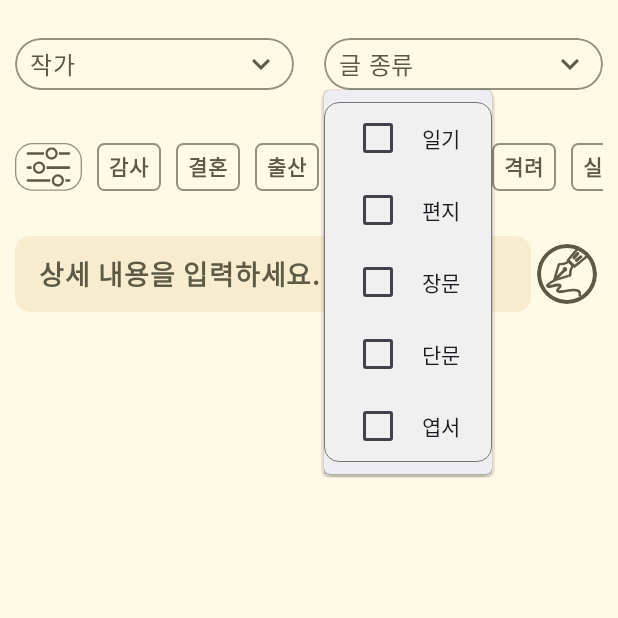
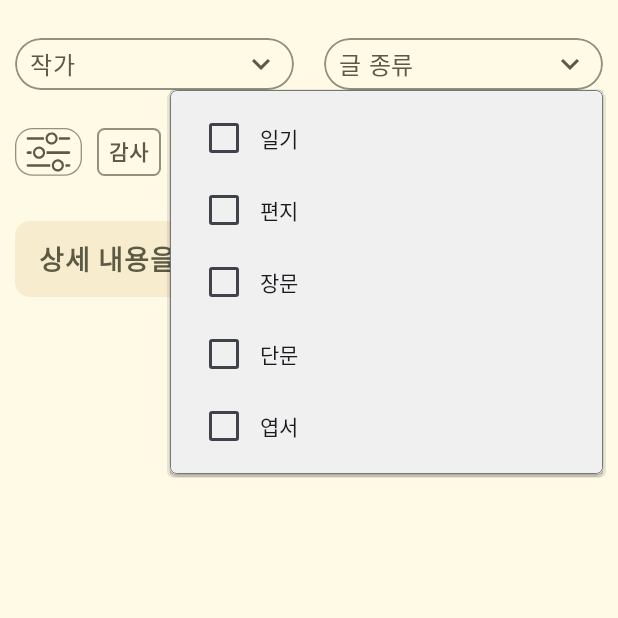
Before and after one commit to YEOGIL/Papyrus, an Android app built with Jetpack Compose: the composable WriteLetterScreen shown on its own in the app's theme, after a tap on "글 종류", on a phone screen of 412 x 824 dp, the top half of it. Run offline under Robolectric (Android 15) with nearby library versions, the phone set to English and light mode, and no system bars; our stand-ins replace Firebase (no records; nobody signed in at launch, a user with empty details on screens opened directly); Roboto replaces fonts that are not available here.

Commit message:
코드 리팩터링

```diff
--- a/app/src/main/java/com/intel/papyrusbaby/flask/OpenAiServer.kt
+++ b/app/src/main/java/com/intel/papyrusbaby/flask/OpenAiServer.kt
@@ -1,7 +1,6 @@
 package com.intel.papyrusbaby.flask
 
 
-import com.intel.papyrusbaby.screen.ThemeType
 import okhttp3.Call
 import okhttp3.Callback
 import okhttp3.MediaType.Companion.toMediaTypeOrNull
--- a/app/src/main/java/com/intel/papyrusbaby/screen/WriteLetterScreen.kt
+++ b/app/src/main/java/com/intel/papyrusbaby/screen/WriteLetterScreen.kt
@@ -17,7 +17,7 @@ import androidx.compose.foundation.layout.fillMaxWidth
 import androidx.compose.foundation.layout.height
 import androidx.compose.foundation.layout.heightIn
 import androidx.compose.foundation.layout.padding
-import androidx.compose.foundation.layout.size
+import androidx.compose.foundation.layout.width
 import androidx.compose.foundation.rememberScrollState
 import androidx.compose.foundation.shape.RoundedCornerShape
 import androidx.compose.foundation.text.BasicTextField
@@ -49,7 +49,6 @@ import androidx.compose.ui.text.font.FontWeight
 import androidx.compose.ui.tooling.preview.Preview
 import androidx.compose.ui.unit.dp
 import androidx.compose.ui.unit.sp
-import androidx.compose.ui.window.PopupProperties
 import androidx.navigation.NavController
 import androidx.navigation.compose.rememberNavController
 import com.intel.papyrusbaby.R
@@ -183,7 +182,7 @@ fun WriteLetterScreen(
             )
         }
 
-        Spacer(modifier = Modifier.size(10.dp))
+        Spacer(modifier = Modifier.width(10.dp))
 
         // 둘째 줄: 테마 아이콘 + 테마 목록
         Row(
@@ -288,13 +287,6 @@ fun WriteLetterScreen(
     }
 }
 
-// 사용자 선택 정보를 담을 data class
-data class UserSelect(
-    val writer: String,
-    val documentType: String,
-    val prompt: String
-)
-
 // 간단한 커스텀 입력 필드
 @Composable
 fun CustomInputField(currentInput: String, onValueChange: (String) -> Unit, modifier: Modifier) {
@@ -365,28 +357,13 @@ fun ExpandableFilter(
         DropdownMenu(
             expanded = expanded,
             onDismissRequest = { expanded = false },
-            modifier = Modifier.background(Color.Transparent)
-//                .padding(horizontal = 40.dp)
-//                .fillMaxWidth()
-//                .clip(
-//                    RoundedCornerShape(
-//                        topStart = 0.dp, topEnd = 0.dp, bottomEnd = 10.dp, bottomStart = 10.dp
-//                    )
-//                )
-//                .border(
-//                    width = 0.5.dp,
-//                    color = Color(0xFF777777),
-//                    shape = RoundedCornerShape(bottomEnd = 10.dp, bottomStart = 10.dp)
-//                )
-        ) {
-
-            Box(
             modifier = Modifier
+                .fillMaxWidth(0.7f)
                 .background(Color(0xFFF0F0F0))
                 .border(
                     width = 0.5.dp,
                     color = Color(0xFF777777),
-                        shape = RoundedCornerShape(10.dp)
+                    shape = RoundedCornerShape(4.5.dp)
                 )
         ) {
             // 최대 높이: 화면 높이의 50%
@@ -414,14 +391,10 @@ fun ExpandableFilter(
                                         expanded = false
                                     }
                                 )
-                                    Text(
-                                        text = option,
-                                        modifier = Modifier.padding(start = 5.dp)
-                                    )
+                                Text(text = option)
                             }
                         }
                     )
-                    }
                 }
             }
         }
--- a/app/src/main/java/com/intel/papyrusbaby/util/AuthorInfoDialog.kt
+++ b/app/src/main/java/com/intel/papyrusbaby/util/AuthorInfoDialog.kt
@@ -29,7 +29,6 @@ import androidx.compose.ui.window.Dialog
 import androidx.navigation.NavController
 import coil3.compose.AsyncImage
 import com.intel.papyrusbaby.firebase.Author
-import java.net.URLEncoder
 
 @Composable
 fun AuthorInfoDialog(author: Author, navController: NavController, onDismiss: () -> Unit) {
```
Also changed, not shown: app/src/main/java/com/intel/papyrusbaby/MainActivity.kt (+8 -3 lines), app/src/main/java/com/intel/papyrusbaby/firebase/AuthScreen.kt (+24 -7 lines), app/src/main/java/com/intel/papyrusbaby/screen/WrittenLetterScreen.kt (+0 -68 lines). Lines whose indentation alone changed are shown as unchanged.
